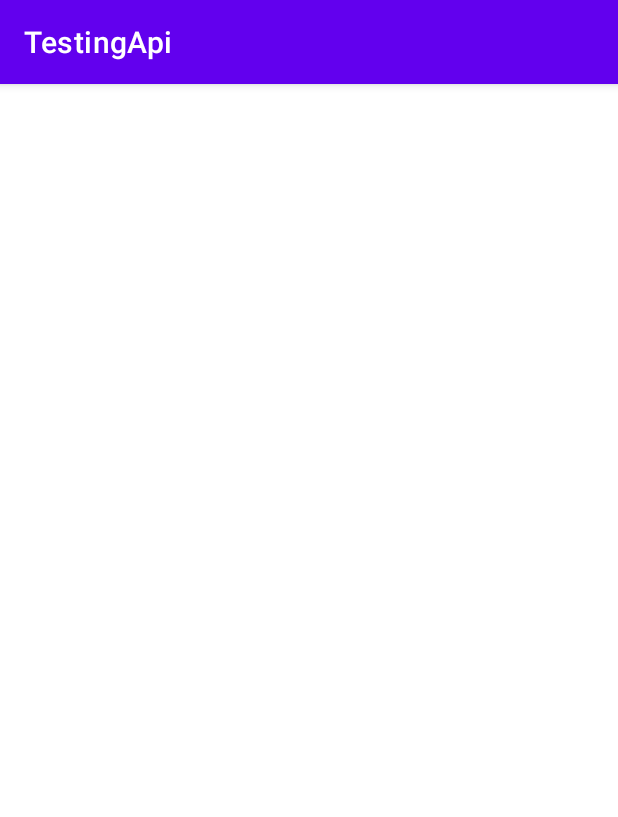
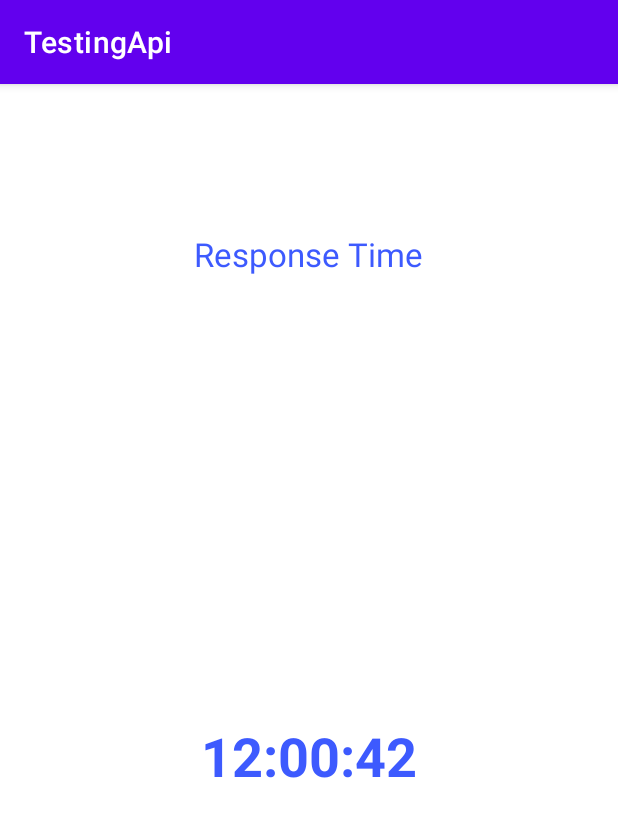
Before and after one commit to piemedeveloper/sample, an Android app: the screen it shows after launch (MainActivity before the commit, CountActivity after it), on a phone screen of 412 x 824 dp. Shown: the top 817 px of the screen. Run offline under Robolectric (Android 15) with nearby library versions, the phone set to English and light mode, and no system bars; our stand-ins replace Dagger/Hilt's generated code.

Commit message:
clean_up

```diff
--- a/app/src/main/AndroidManifest.xml
+++ b/app/src/main/AndroidManifest.xml
@@ -10,8 +10,10 @@
         android:roundIcon="@mipmap/ic_launcher_round"
         android:supportsRtl="true"
         android:theme="@style/Theme.TestingApi">
+        <activity android:name=".MainActivity"/>
+        <activity android:name=".FlipCardActivity"/>
         <activity
-            android:name=".MainActivity"
+            android:name=".CountActivity"
             android:exported="true">
             <intent-filter>
                 <action android:name="android.intent.action.MAIN" />
--- /dev/null
+++ b/app/src/main/java/com/example/testingapi/CountActivity.kt
@@ -0,0 +1,46 @@
+package com.example.testingapi
+
+
+import android.os.Bundle
+import android.os.CountDownTimer
+import android.widget.TextView
+import androidx.appcompat.app.AppCompatActivity
+import com.example.testingapi.databinding.ActivityCountBinding
+import com.example.testingapi.databinding.ActivityFlipBinding
+import dagger.hilt.android.AndroidEntryPoint
+import java.text.SimpleDateFormat
+
+@AndroidEntryPoint
+class CountActivity : AppCompatActivity() {
+    lateinit var textView : TextView
+    private lateinit var binding: ActivityCountBinding
+    override fun onCreate(savedInstanceState: Bundle?) {
+
+        super.onCreate(savedInstanceState)
+        binding = ActivityCountBinding.inflate(layoutInflater)
+        setContentView(binding.root)
+
+        textView = binding.textView
+
+
+
+        // time count down for 30 seconds,
+        // with 1 second as countDown interval
+        object : CountDownTimer(50000, 1000) {
+
+            // Callback function, fired on regular interval
+            override fun onTick(millisUntilFinished: Long) {
+                val simpleDateFormat = SimpleDateFormat("hh:mm:ss")
+                val dateString = simpleDateFormat.format(millisUntilFinished)
+                binding.textView.setText(String.format(dateString))
+               // binding.textView.setText("seconds remaining: " + millisUntilFinished / 1000)
+            }
+
+            // Callback function, fired
+            // when the time is up
+            override fun onFinish() {
+                textView.setText("done!")
+            }
+        }.start()
+    }
+}
--- a/app/src/main/java/com/example/testingapi/api/MainRepository.kt
+++ b/app/src/main/java/com/example/testingapi/api/MainRepository.kt
@@ -35,6 +35,4 @@ class MainRepository @Inject constructor(
             }
         }
         }
-
-
     }
--- /dev/null
+++ b/app/src/main/res/layout/activity_count.xml
@@ -0,0 +1,41 @@
+<?xml version="1.0" encoding="utf-8"?>
+<androidx.constraintlayout.widget.ConstraintLayout
+    xmlns:android="http://schemas.android.com/apk/res/android"
+    xmlns:app="http://schemas.android.com/apk/res-auto"
+    xmlns:tools="http://schemas.android.com/tools"
+    android:layout_width="match_parent"
+    android:layout_height="match_parent"
+    tools:context=".CountActivity">
+
+    <TextView
+        android:id="@+id/gfg"
+        android:layout_width="wrap_content"
+        android:layout_height="wrap_content"
+        android:text="Response Time"
+        android:textColor="#3D5AFE"
+        android:textSize="22sp"
+        app:layout_constraintBottom_toBottomOf="parent"
+        app:layout_constraintHorizontal_bias="0.498"
+        app:layout_constraintLeft_toLeftOf="parent"
+        app:layout_constraintRight_toRightOf="parent"
+        app:layout_constraintTop_toTopOf="parent"
+        app:layout_constraintVertical_bias="0.134" />
+
+    <TextView
+        android:id="@+id/textView"
+        android:layout_width="0dp"
+        android:layout_height="0dp"
+        android:background="?android:attr/detailsElementBackground"
+        android:gravity="center_horizontal|center_vertical"
+        android:text="TextView"
+        android:textColor="#3D5AFE"
+        android:textSize="36sp"
+        android:textStyle="bold"
+        app:layout_constraintBottom_toBottomOf="parent"
+        app:layout_constraintEnd_toEndOf="parent"
+        app:layout_constraintHorizontal_bias="0.0"
+        app:layout_constraintStart_toStartOf="parent"
+        app:layout_constraintTop_toBottomOf="@+id/gfg"
+        app:layout_constraintVertical_bias="0.0" />
+
+</androidx.constraintlayout.widget.ConstraintLayout>
--- a/app/src/main/res/values/colors.xml
+++ b/app/src/main/res/values/colors.xml
@@ -7,4 +7,5 @@
     <color name="teal_700">#FF018786</color>
     <color name="black">#FF000000</color>
     <color name="white">#FFFFFFFF</color>
+    <color name="pink">#EF266E</color>
 </resources>
```
Also changed, not shown: app/build.gradle (+10 -8 lines), app/src/main/java/com/example/testingapi/ComposeActivity.kt (added, +27 -0 lines), app/src/main/java/com/example/testingapi/FlipCardActivity.kt (added, +109 -0 lines), app/src/main/java/com/example/testingapi/MainActivity.kt (+7 -1 lines), app/src/main/java/com/example/testingapi/api/timer/TimerService.kt (added, +44 -0 lines), app/src/main/res/animator/back_animator.xml (added, +25 -0 lines), app/src/main/res/animator/front_animator.xml (added, +16 -0 lines), app/src/main/res/drawable/ic_baseline_pause_24.xml (added, +10 -0 lines), app/src/main/res/drawable/ic_baseline_play_arrow_24.xml (added, +10 -0 lines), app/src/main/res/drawable/ic_baseline_replay_24.xml (added, +10 -0 lines), app/src/main/res/layout/activity_compose.xml (added, +11 -0 lines), app/src/main/res/layout/activity_flip.xml (added, +44 -0 lines), build.gradle (+6 -5 lines).
